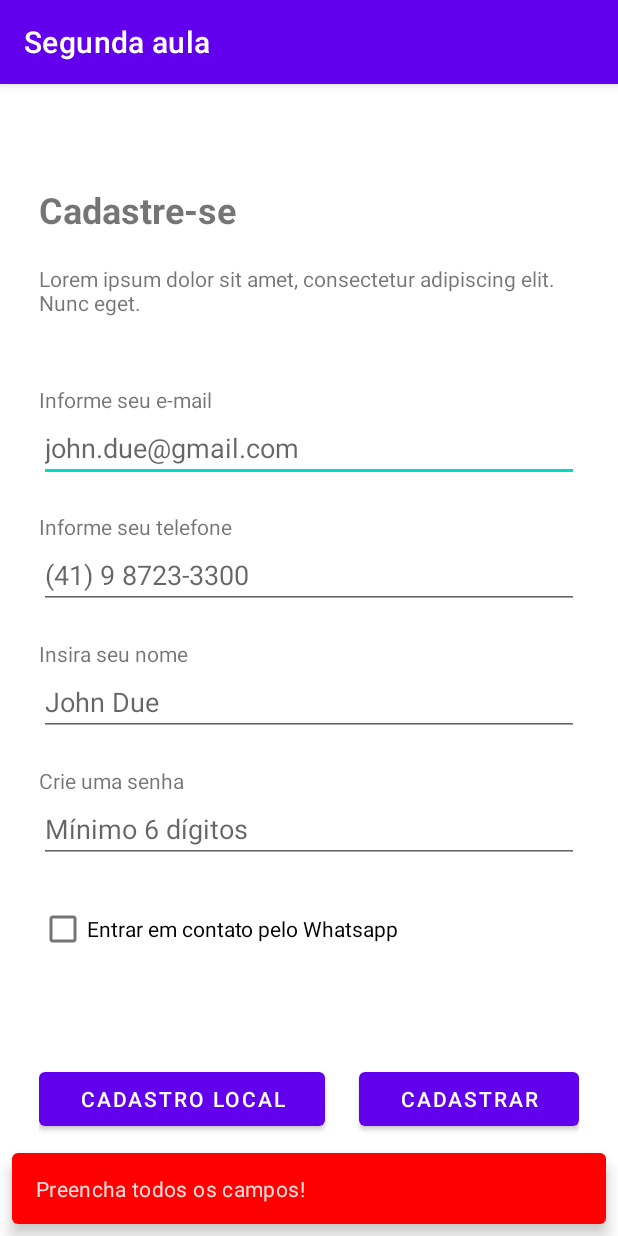
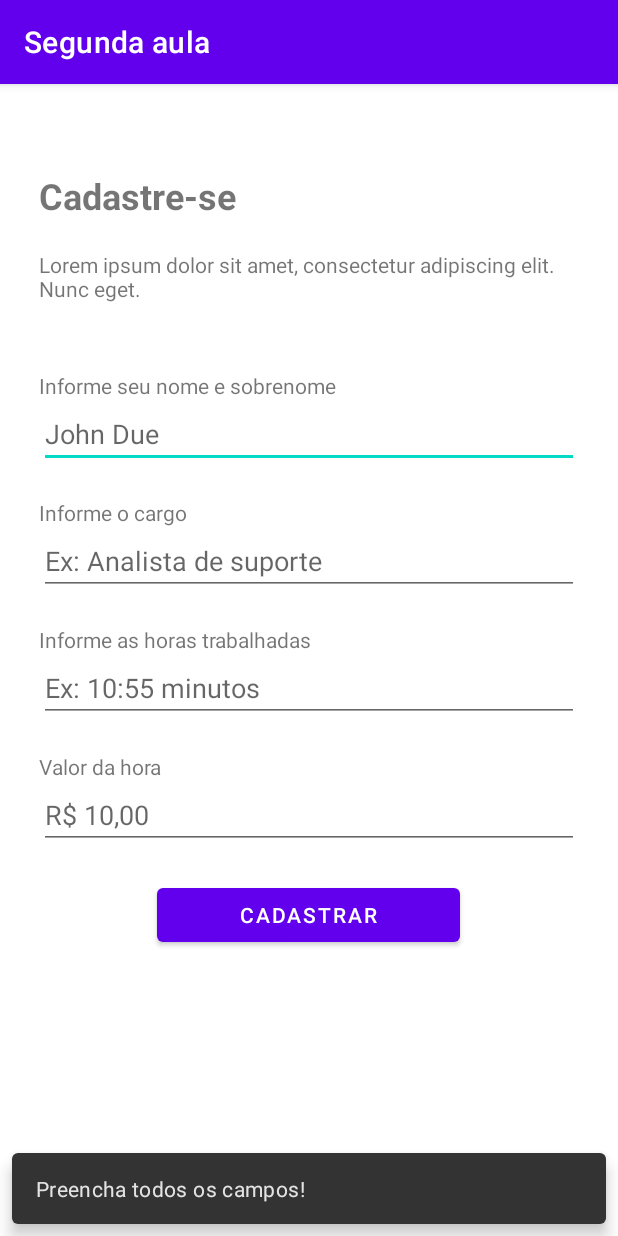
Before and after one commit to thanwill/app-kotlin, an Android app: the screen it shows after launch (CadastroActivity), after a tap on "CADASTRAR", on a phone screen of 412 x 824 dp. Run offline under Robolectric (Android 15) with nearby library versions, the phone set to English and light mode, and no system bars; our stand-ins replace Firebase (no records; nobody signed in at launch, a user with empty details on screens opened directly); 1 other tap on this screen came first.

Commit message:
Aula 10: passando dados entre Activitys.

```diff
--- a/app/build.gradle
+++ b/app/build.gradle
@@ -23,10 +23,7 @@ android {
             proguardFiles getDefaultProguardFile('proguard-android-optimize.txt'), 'proguard-rules.pro'
         }
     }
-    compileOptions {
-        sourceCompatibility JavaVersion.VERSION_1_8
-        targetCompatibility JavaVersion.VERSION_1_8
-    }
+
     kotlinOptions {
         jvmTarget = '1.8'
     }
@@ -51,6 +48,7 @@ dependencies {
     implementation 'androidx.lifecycle:lifecycle-viewmodel-ktx:2.6.1'
     implementation 'androidx.legacy:legacy-support-v4:1.0.0'
     implementation 'androidx.core:core-ktx:+'
+    implementation 'androidx.core:core-ktx:+'
     implementation 'androidx.core:core-ktx:+'//
     testImplementation 'junit:junit:4.13.2'
     androidTestImplementation 'androidx.test.ext:junit:1.1.5'
--- a/app/src/main/java/tech/tancy/tancy/CadastroActivity.kt
+++ b/app/src/main/java/tech/tancy/tancy/CadastroActivity.kt
@@ -5,15 +5,7 @@ import android.graphics.Color
 import androidx.appcompat.app.AppCompatActivity
 import android.os.Bundle
 import com.google.android.material.snackbar.Snackbar
-import com.google.firebase.FirebaseNetworkException
 import com.google.firebase.auth.FirebaseAuth
-import com.google.firebase.auth.FirebaseAuthEmailException
-import com.google.firebase.auth.FirebaseAuthException
-import com.google.firebase.auth.FirebaseAuthInvalidCredentialsException
-import com.google.firebase.auth.FirebaseAuthInvalidUserException
-import com.google.firebase.auth.FirebaseAuthUserCollisionException
-import com.google.firebase.auth.FirebaseAuthWeakPasswordException
-import tech.tancy.tancy.data.Pessoa
 import tech.tancy.tancy.databinding.ActivityCadastroBinding
 
 
@@ -28,110 +20,25 @@ class CadastroActivity : AppCompatActivity() {
         var view = binding.root // acessa tudo que está dentro do binding (activity_cadastro)
         setContentView(view) // seta o conteúdo da tela com o binding
 
-        // cria as variaveis para acessar os elementos da tela
-        val email = binding.editTextTextEmailAddress
-        val password = binding.editTextPassword
-        val name = binding.editTextPersonName
-        val phone = binding.editTextPhone
-        val checkWhats = binding.checkBox2
+        val buttonRegister = binding.buttonSign
+        val nome = binding.editTextFuncionarioNome.text
+        val horas_tabalhadas = binding.editTextFuncionarioHoras.text
+        val valor_hora = binding.editTextFuncionarioValor.text
 
-        fun validarCadastro(){
-            if(email.text.toString().isEmpty() || password.text.toString().isEmpty() || name.text.toString().isEmpty() || phone.text.toString().isEmpty() ){
-                val snackbar = Snackbar.make( view, "Preencha todos os campos!", Snackbar.LENGTH_LONG )
-                snackbar.setBackgroundTint(Color.RED)
-                snackbar.show()
+        // converte o valor da hora para double
+
+
+        buttonRegister.setOnClickListener(){
+            if(nome.isEmpty() || horas_tabalhadas.isEmpty() || valor_hora.isEmpty()){
+                Snackbar.make(view, "Preencha todos os campos!", Snackbar.LENGTH_LONG).show()
             }else{
-                val snackbar = Snackbar.make( view, "Os dados foram validados!", Snackbar.LENGTH_LONG )
-                snackbar.setBackgroundTint(Color.BLUE)
-                snackbar.show()
+                val funcionario = Funcionario(nome.toString(), "Desenvolvedor", horas_tabalhadas.toString().toDouble(), valor_hora.toString().toDouble())
+                val intent = Intent(this, ResultadoActivity::class.java)
+                intent.putExtra("funcionario", funcionario.toString())
+                startActivity(intent)
             }
         }
-
-        // cria um objeto do tipo pessoa
-        val pessoa = Pessoa()
-
-        fun cadastrarPessoa(){
-            pessoa.nome = name.text.toString()
-            pessoa.email = email.text.toString()
-            pessoa.telefone = phone.text.toString()
-            pessoa.senha = password.text.toString()
-            pessoa.checkWhats = checkWhats.isChecked
-        }
-
-
-        val buttonCadastroLocal = binding.buttonCadastroLocal
-        val btnSign = binding.buttonSign
-
-
-        // cria a ação do botão
-        btnSign.setOnClickListener(){ view ->
-
-            // cria as variaveis para armazenar os valores dos elementos da tela
-            val name = binding.editTextPersonName
-            val mail = binding.editTextTextEmailAddress
-            val phone = binding.editTextPhone
-            val password = binding.editTextPassword
-
-            if(mail.text.toString().isEmpty() || name.text.toString().isEmpty() || phone.text.toString().isEmpty() ){
-                val snackbar = Snackbar.make( view, "Preencha todos os campos!", Snackbar.LENGTH_LONG )
-                snackbar.setBackgroundTint(Color.RED)
-                snackbar.show()
-            }else{
-
-                auth.createUserWithEmailAndPassword("${mail.text}", "${password.text}").addOnCompleteListener{ cadastro ->
-                    if ( cadastro.isSuccessful ){
-                        val snackbar = Snackbar.make(view, "Cadastro realizado com sucesso", Snackbar.LENGTH_SHORT )
-                        snackbar.setBackgroundTint(Color.BLUE)
-                        name.setText("")
-                        mail.setText("")
-                        phone.setText("")
-                        password.setText("")
-                        snackbar.show()
-                    }
-                }
-                    .addOnFailureListener { e ->
-
-                        val messageError = when(e){
-                            // senha com menos de 6 caracteres
-                            is FirebaseAuthWeakPasswordException -> "Digite uma senha com no mínimo 6 dígitos."
-                            is FirebaseAuthInvalidCredentialsException -> "Digite um e-mail válido."
-                            is FirebaseAuthUserCollisionException -> "Este e-mail já está cadastrado."
-                            is FirebaseAuthEmailException -> "Houve um erro com o e-mail fornecido."
-                            is FirebaseAuthInvalidUserException -> "Esta conta já foi excluída."
-                            is FirebaseNetworkException -> "Sem conexão com a internet."
-                            is FirebaseAuthException -> "Não foi possível concluir o cadastro."
-                            else -> "Erro ao cadastrar o usuário."
-                        }
-
-                        val snackbar = Snackbar.make(view, messageError, Snackbar.LENGTH_SHORT )
-
-                    }
-
-            }
-
-
-        }
-
-        // cria a ação do botão de voltar para a activity MainAcitivity
-        buttonCadastroLocal.setOnClickListener(){
-            validarCadastro()
-            cadastrarPessoa()
-        }
-
-
-
-        /*val personName = findViewById<EditText>(R.id.editTextPersonName)
-        val personMail = findViewById<EditText>(R.id.editTextTextEmailAddress)
-        val personPhone = findViewById<EditText>(R.id.editTextPhone)
-        val checkWhats = findViewById<CheckBox>(R.id.checkBox)
-        val btn = findViewById<Button>(R.id.buttonSign)*/
-
-        //btn.setOnClickListener(){ }
 
     }
 
 }
-
-class ActivityCadastroBinding {
-
-}
--- a/app/src/main/res/layout/activity_cadastro.xml
+++ b/app/src/main/res/layout/activity_cadastro.xml
@@ -44,7 +44,7 @@
 
         <ScrollView
             android:layout_width="match_parent"
-            android:layout_height="match_parent">
+            android:layout_height="519dp">
 
             <LinearLayout
                 android:layout_width="match_parent"
@@ -55,14 +55,14 @@
                     android:id="@+id/textView4"
                     android:layout_width="match_parent"
                     android:layout_height="wrap_content"
-                    android:text="Informe seu e-mail" />
+                    android:text="Informe seu nome e sobrenome" />
 
                 <EditText
-                    android:id="@+id/editTextTextEmailAddress"
+                    android:id="@+id/editTextFuncionarioNome"
                     android:layout_width="match_parent"
                     android:layout_height="wrap_content"
                     android:ems="10"
-                    android:hint="john.due@gmail.com"
+                    android:hint="John Due"
                     android:inputType="textEmailAddress" />
 
                 <Space
@@ -73,15 +73,15 @@
                     android:id="@+id/textView5"
                     android:layout_width="match_parent"
                     android:layout_height="wrap_content"
-                    android:text="Informe seu telefone" />
+                    android:text="Informe o cargo" />
 
                 <EditText
                     android:id="@+id/editTextPhone"
                     android:layout_width="match_parent"
                     android:layout_height="wrap_content"
                     android:ems="10"
-                    android:hint="(41) 9 8723-3300"
-                    android:inputType="phone" />
+                    android:hint="Ex: Analista de suporte"
+                    android:inputType="textPersonName" />
 
                 <Space
                     android:layout_width="match_parent"
@@ -91,15 +91,15 @@
                     android:id="@+id/textView3"
                     android:layout_width="match_parent"
                     android:layout_height="wrap_content"
-                    android:text="Insira seu nome" />
+                    android:text="Informe as horas trabalhadas" />
 
                 <EditText
-                    android:id="@+id/editTextPersonName"
+                    android:id="@+id/editTextFuncionarioHoras"
                     android:layout_width="match_parent"
                     android:layout_height="wrap_content"
                     android:ems="10"
-                    android:hint="John Due"
-                    android:inputType="textPersonName" />
+                    android:hint="Ex: 10:55 minutos"
+                    android:inputType="textPersonName|time" />
 
                 <Space
                     android:layout_width="match_parent"
@@ -109,48 +109,24 @@
                     android:id="@+id/textView6"
                     android:layout_width="match_parent"
                     android:layout_height="wrap_content"
-                    android:text="Crie uma senha" />
+                    android:text="Valor da hora" />
 
                 <EditText
-                    android:id="@+id/editTextPassword"
+                    android:id="@+id/editTextFuncionarioValor"
                     android:layout_width="match_parent"
                     android:layout_height="wrap_content"
                     android:ems="10"
-                    android:hint="Mínimo 6 dígitos"
-                    android:inputType="textPassword" />
+                    android:hint="R$ 10,00"
+                    android:inputType="numberDecimal" />
 
                 <Space
                     android:layout_width="match_parent"
                     android:layout_height="20dp" />
 
-                <CheckBox
-                    android:id="@+id/checkBox2"
-                    android:layout_width="match_parent"
-                    android:layout_height="wrap_content"
-                    android:text="Entrar em contato pelo Whatsapp" />
-
-                <Space
-                    android:layout_width="match_parent"
-                    android:layout_height="20dp" />
-
-            </LinearLayout>
-        </ScrollView>
-
-        <Space
-            android:layout_width="match_parent"
-            android:layout_height="45dp" />
-
                 <LinearLayout
                     android:layout_width="match_parent"
                     android:layout_height="match_parent"
                     android:orientation="horizontal">
-
-            <Button
-                android:id="@+id/buttonCadastroLocal"
-                android:layout_width="wrap_content"
-                android:layout_height="wrap_content"
-                android:layout_weight="1"
-                android:text="Cadastro local" />
 
                     <Space
                         android:layout_width="wrap_content"
@@ -164,7 +140,16 @@
                         android:layout_weight="1"
                         android:text="Cadastrar" />
 
+                    <Space
+                        android:layout_width="wrap_content"
+                        android:layout_height="wrap_content"
+                        android:layout_weight="1" />
+
                 </LinearLayout>
+
+
+            </LinearLayout>
+        </ScrollView>
 
     </LinearLayout>
 </androidx.constraintlayout.widget.ConstraintLayout>
```
Also changed, not shown: app/src/main/AndroidManifest.xml (+8 -8 lines), app/src/main/java/tech/tancy/tancy/Funcionario.kt (added, +82 -0 lines), app/src/main/java/tech/tancy/tancy/ResultadoActivity.kt (added, +26 -0 lines), app/src/main/res/layout/activity_resultado.xml (added, +92 -0 lines). Lines whose indentation alone changed are shown as unchanged.
